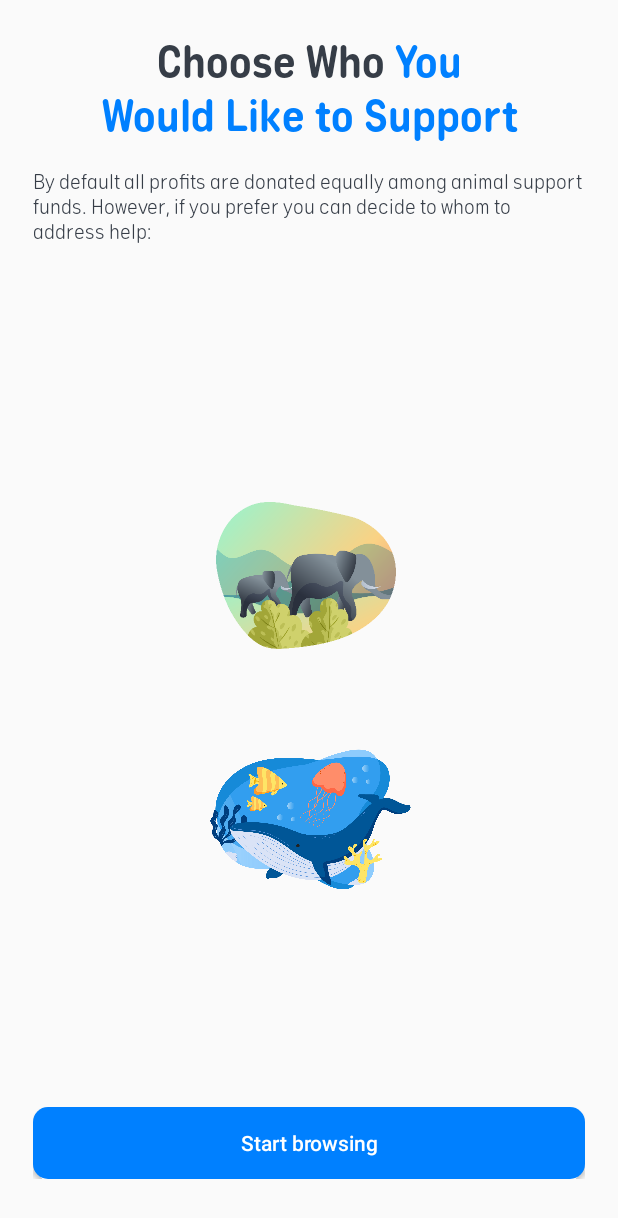
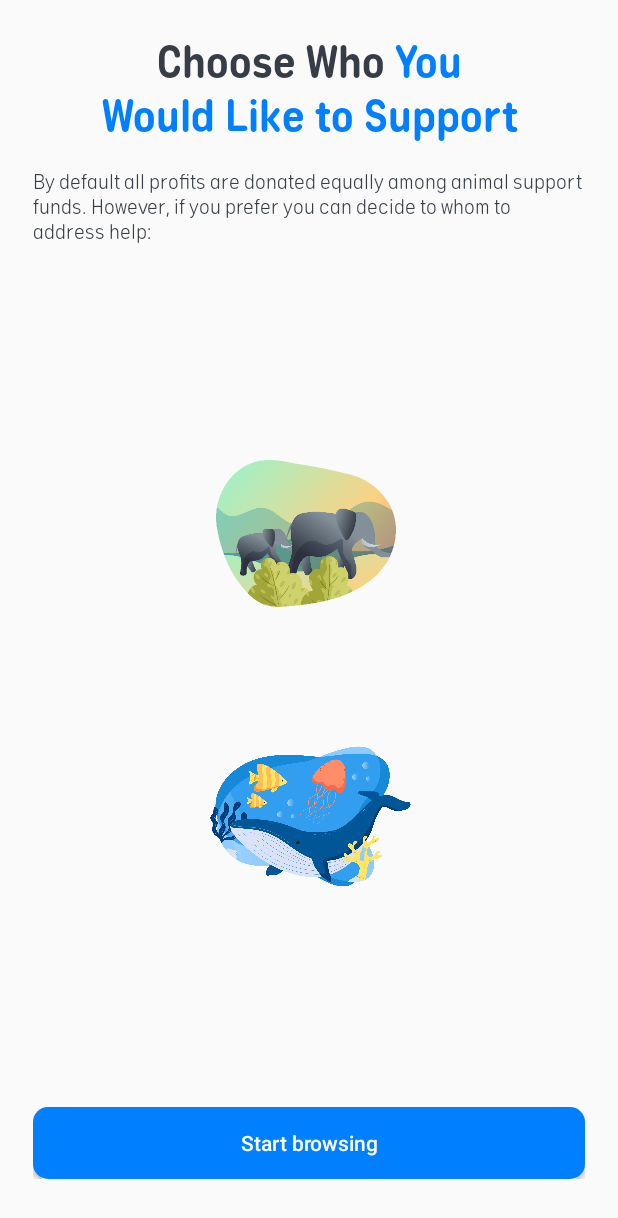
Before and after one commit to webprog26/wb-11-onboarding, an Android app: the fragment IteoraOnBoardingSupportFragment shown on its own in the app's theme, on a phone screen of 412 x 824 dp. Shown: the top 1218 px of the screen. Run offline under Robolectric (Android 15) with nearby library versions, the phone set to English and light mode, and no system bars.

Commit message:
IteoraSelectableFirstRunImageView added

```diff
--- /dev/null
+++ b/app/src/main/java/com/example/wb_11onboarding/IteoraSelectableFirstRunImageView.java
@@ -0,0 +1,50 @@
+package com.example.wb_11onboarding;
+
+import android.content.Context;
+import android.content.res.TypedArray;
+import android.support.annotation.NonNull;
+import android.support.annotation.Nullable;
+import android.support.v4.content.ContextCompat;
+import android.util.AttributeSet;
+import android.view.Gravity;
+import android.view.LayoutInflater;
+import android.view.View;
+import android.widget.FrameLayout;
+import android.widget.ImageView;
+
+public class IteoraSelectableFirstRunImageView extends FrameLayout {
+
+    private ImageView ivImage;
+
+    public IteoraSelectableFirstRunImageView(@NonNull Context context, @Nullable AttributeSet attrs) {
+        super(context, attrs);
+        init(context, attrs);
+    }
+
+    private void init(@NonNull final Context context, @Nullable final AttributeSet attrs) {
+        final int PADDING = 60;
+        FrameLayout.LayoutParams layoutParams = new FrameLayout.LayoutParams(LayoutParams.MATCH_PARENT, LayoutParams.MATCH_PARENT);
+        layoutParams.gravity = Gravity.CENTER_HORIZONTAL;
+        layoutParams.topMargin = 30;
+        setLayoutParams(layoutParams);
+        setPadding(PADDING, PADDING, PADDING, PADDING);
+        final View rootView = LayoutInflater.from(context).inflate(R.layout.iteora_selectable_first_run_image_view, this, true);
+        this.ivImage = rootView.findViewById(R.id.iv_image);
+
+        if (attrs != null) {
+            final TypedArray ta = context.obtainStyledAttributes(attrs, R.styleable.IteoraSelectableFirstRunImageView, 0, 0);
+
+            try {
+
+                final int imageDrawableResId =  ta.getResourceId(R.styleable.IteoraSelectableFirstRunImageView_android_src, 0);
+
+                if (imageDrawableResId != 0) {
+                    ivImage.setImageDrawable(ContextCompat.getDrawable(context, imageDrawableResId));
+                }
+
+            } finally {
+                ta.recycle();
+            }
+        }
+    }
+}
--- /dev/null
+++ b/app/src/main/res/layout/iteora_selectable_first_run_image_view.xml
@@ -0,0 +1,9 @@
+<?xml version="1.0" encoding="utf-8"?>
+<merge xmlns:android="http://schemas.android.com/apk/res/android">
+
+    <ImageView
+        android:id="@+id/iv_image"
+        android:layout_width="wrap_content"
+        android:layout_height="wrap_content"
+        android:scaleType="centerCrop" />
+</merge>
--- a/app/src/main/res/layout/onboarding_support_fragment.xml
+++ b/app/src/main/res/layout/onboarding_support_fragment.xml
@@ -49,39 +49,19 @@
             android:gravity="center_vertical|center_horizontal"
             android:orientation="vertical">
 
-            <FrameLayout
+            <com.example.wb_11onboarding.IteoraSelectableFirstRunImageView
                 android:id="@+id/v_support_wild_life"
                 android:layout_width="wrap_content"
                 android:layout_height="wrap_content"
-                android:layout_gravity="center_horizontal"
-                android:layout_marginTop="30dp"
-                android:padding="12dp">
+                android:src="@drawable/onboarding_support_wild_life"/>
 
-                <ImageView
-                    android:layout_width="wrap_content"
-                    android:layout_height="wrap_content"
-                    android:scaleType="centerCrop"
-                    android:src="@drawable/onboarding_support_wild_life" />
-
-            </FrameLayout>
-
-            <FrameLayout
+            <com.example.wb_11onboarding.IteoraSelectableFirstRunImageView
                 android:id="@+id/v_support_ocean_life"
                 android:layout_width="wrap_content"
                 android:layout_height="wrap_content"
-                android:layout_gravity="center_horizontal"
-                android:layout_marginTop="30dp"
-                android:padding="12dp">
+                android:src="@drawable/onboarding_support_ocean_life"/>
 
-                <ImageView
-                    android:layout_width="wrap_content"
-                    android:layout_height="wrap_content"
-                    android:scaleType="centerCrop"
-                    android:src="@drawable/onboarding_support_ocean_life" />
-
-            </FrameLayout>
         </LinearLayout>
-
 
     </RelativeLayout>
 
--- a/app/src/main/res/values/attrs.xml
+++ b/app/src/main/res/values/attrs.xml
@@ -5,4 +5,8 @@
         <attr name="android:text"/>
         <attr name="title" format="string"/>
     </declare-styleable>
+
+    <declare-styleable name="IteoraSelectableFirstRunImageView">
+        <attr name="android:src"/>
+    </declare-styleable>
 </resources>
```
